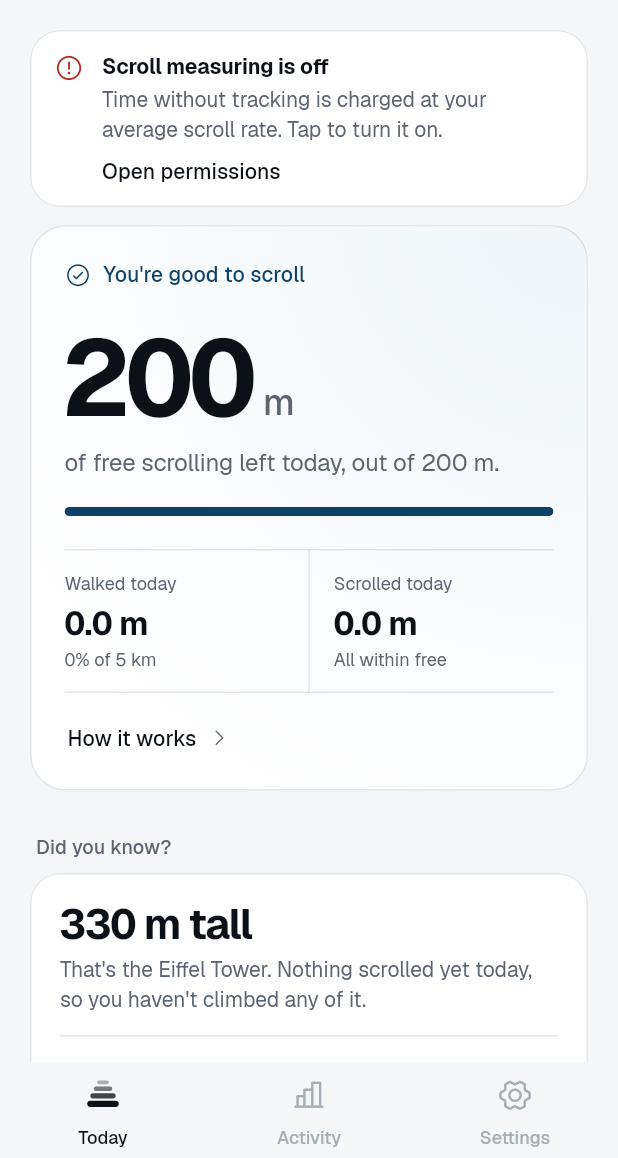
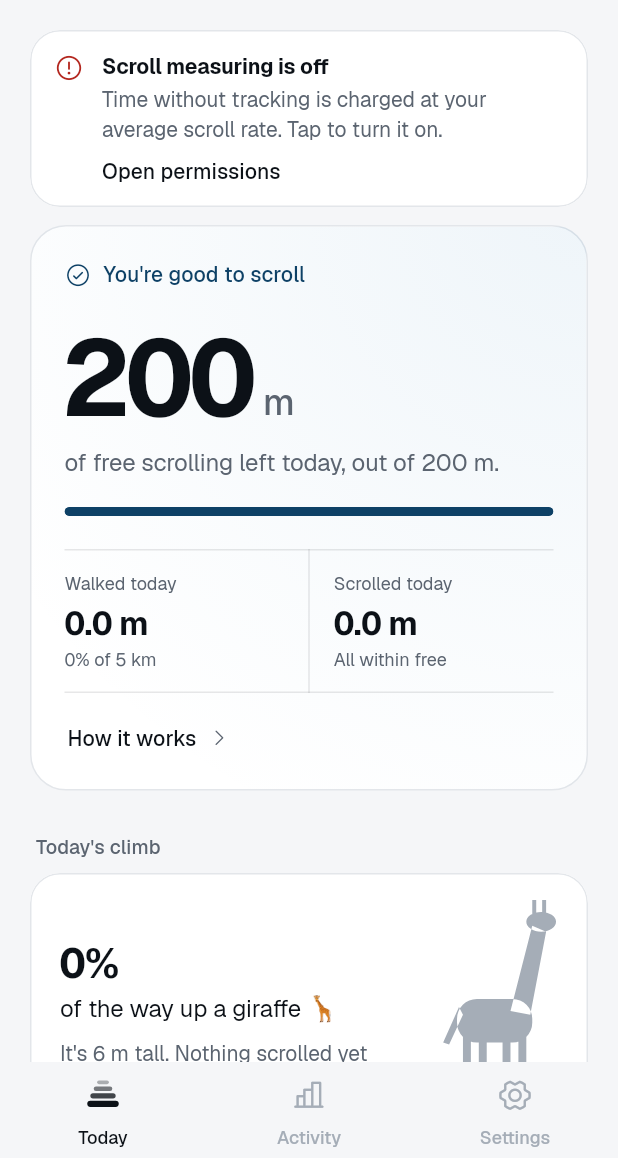
Before and after one commit to lebaaar/doomwalk, a Flutter app: the HomeScreen screen opened directly, on a phone screen of 412 x 824 dp, the part 78-1236 px from its top. Run offline on Flutter 3.47's test engine with Material 3 defaults, Android fonts, the phone set to English and light mode, and no system bars; our stand-ins replace flutter_riverpod, pedometer, permission_handler, share_plus, sqflite; missing offline and left inert: home_widget; accounts and stored records are empty; project files that could hold a hidden picture were left out.

Commit message:
Today's climb, smaller landmarks, and milestone pop-ups
- Landmark ladder from a giraffe (5.5 m) up through a bus, a blue whale,
  the Statue of Liberty, Eiffel, Burj, Triglav and Everest to space, so
  there is always a next landmark close by.
- Today shows the next landmark as a silhouette that fills as you scroll,
  with the ones already passed as chips underneath.
- A funny pop-up over the open app when today's scrolling passes a
  milestone (1 m, giraffe, bus, ... space). Each fires once a day; it can
  be switched off in Settings. The native banner now drops in from above.

Co-Authored-By: Claude Opus 5.5 <noreply@anthropic.com>
Claude-Session: https://claude.ai/code/session_0121XAmbkjL2kECfkfqcmLgm

```diff
--- a/lib/core/landmarks.dart
+++ b/lib/core/landmarks.dart
@@ -3,11 +3,30 @@ library;
 
 import 'dart:math' as math;
 
+/// The outline the Today screen draws for a landmark.
+enum LandmarkShape { giraffe, bus, whale, statue, tower, skyscraper, triglav, mountain, rocket }
+
 class Landmark {
-  const Landmark(this.name, this.plural, this.heightM);
+  const Landmark(
+    this.name,
+    this.plural,
+    this.heightM, {
+    required this.refer,
+    required this.emoji,
+    required this.shape,
+    this.upright = true,
+  });
   final String name;
   final String plural;
   final double heightM;
+
+  /// How a sentence names it: "a giraffe", "the Eiffel Tower".
+  final String refer;
+  final String emoji;
+  final LandmarkShape shape;
+
+  /// Measured top to bottom (a tower), or end to end when false (a bus).
+  final bool upright;
 
   String count(double metres, {int decimals = 1}) {
     final n = metres / heightM;
@@ -16,12 +35,31 @@ class Landmark {
   }
 }
 
-const eiffel = Landmark('Eiffel Tower', 'Eiffel Towers', 330);
-const burj = Landmark('Burj Khalifa', 'Burj Khalifas', 828);
-const everest = Landmark('Everest', 'Everests', 8849);
-const karman = Landmark('Kármán line', 'Kármán lines', 100000);
+const giraffe = Landmark('giraffe', 'giraffes', 5.5,
+    refer: 'a giraffe', emoji: '🦒', shape: LandmarkShape.giraffe);
+const bus = Landmark('double-decker bus', 'double-decker buses', 11.2,
+    refer: 'a double-decker bus', emoji: '🚌', shape: LandmarkShape.bus, upright: false);
+const whale = Landmark('blue whale', 'blue whales', 30,
+    refer: 'a blue whale', emoji: '🐋', shape: LandmarkShape.whale, upright: false);
+const liberty = Landmark('Statue of Liberty', 'Statues of Liberty', 93,
+    refer: 'the Statue of Liberty', emoji: '🗽', shape: LandmarkShape.statue);
+const eiffel = Landmark('Eiffel Tower', 'Eiffel Towers', 330,
+    refer: 'the Eiffel Tower', emoji: '🗼', shape: LandmarkShape.tower);
+const burj = Landmark('Burj Khalifa', 'Burj Khalifas', 828,
+    refer: 'the Burj Khalifa', emoji: '🏙️', shape: LandmarkShape.skyscraper);
+const triglav = Landmark('Triglav', 'Triglavs', 2864,
+    refer: 'Triglav', emoji: '⛰️', shape: LandmarkShape.triglav);
+const everest = Landmark('Everest', 'Everests', 8849,
+    refer: 'Everest', emoji: '🏔️', shape: LandmarkShape.mountain);
+const karman = Landmark('Kármán line', 'Kármán lines', 100000,
+    refer: 'the Kármán line', emoji: '🚀', shape: LandmarkShape.rocket);
 
+/// The big yardsticks, for counting ("2.3 Eiffel Towers").
 const landmarks = [eiffel, burj, everest, karman];
+
+/// Every landmark, smallest first: today's climb goes up these one by one, so
+/// there is always a next one close by.
+const climb = [giraffe, bus, whale, liberty, eiffel, burj, triglav, everest, karman];
 
 enum LandmarkTier { today, week, lifetime }
 
@@ -70,11 +108,42 @@ class LandmarkProgress {
   final List<Landmark> passed;
 }
 
-/// Progress toward the next landmark not yet reached; past the Kármán line it
-/// keeps counting Kármán lines.
-LandmarkProgress progressToward(double metres) {
-  final passed = landmarks.where((l) => metres >= l.heightM).toList();
-  final next = landmarks.firstWhere((l) => metres < l.heightM, orElse: () => karman);
+/// Progress toward the next landmark of [ladder] not yet reached; past the
+/// Kármán line it keeps counting Kármán lines.
+LandmarkProgress progressToward(double metres, {List<Landmark> ladder = landmarks}) {
+  final passed = ladder.where((l) => metres >= l.heightM).toList();
+  final next = ladder.firstWhere((l) => metres < l.heightM, orElse: () => ladder.last);
   final frac = metres < next.heightM ? metres / next.heightM : (metres / next.heightM) % 1;
   return LandmarkProgress(next, frac.clamp(0.0, 1.0), passed);
 }
+
+/// A pop-up over the open app the moment today's scrolling passes [metres].
+class Milestone {
+  const Milestone(this.metres, this.title, this.body);
+  final double metres;
+  final String title;
+  final String body;
+}
+
+final milestones = [
+  const Milestone(1, '1 metre scrolled', 'Your thumb has officially left the building.'),
+  Milestone(giraffe.heightM, 'Taller than a giraffe 🦒', '5.5 m already. Well above average, and not in a good way.'),
+  Milestone(bus.heightM, 'Longer than a double-decker bus 🚌', 'Mind the gap. And the time.'),
+  Milestone(whale.heightM, 'You scrolled a blue whale 🐋', 'The biggest animal that ever lived, nose to tail.'),
+  Milestone(liberty.heightM, 'Statue of Liberty climbed 🗽', 'Give me your tired, your poor, your doomscrolling.'),
+  Milestone(eiffel.heightM, 'You scaled the Eiffel Tower 🗼', 'Paris is proud. Your thumb is exhausted.'),
+  Milestone(burj.heightM, 'Burj Khalifa conquered 🏙️', 'The tallest building on Earth, and it isn\'t even dinner time.'),
+  Milestone(triglav.heightM, 'On top of Triglav ⛰️', 'Every Slovene should climb it once. Not like this.'),
+  Milestone(everest.heightM, 'Everest summit 🏔️', 'No oxygen, no sherpas, just reels.'),
+  Milestone(karman.heightM, 'You scrolled to space 🚀', '100 km. Your thumb is officially an astronaut.'),
+];
+
+/// The biggest milestone that scrolling from [before] to [after] metres
+/// passed, or null. Several at once (a big jump) show only the last.
+Milestone? milestoneCrossed(double before, double after) {
+  Milestone? hit;
+  for (final m in milestones) {
+    if (before < m.metres && after >= m.metres) hit = m;
+  }
+  return hit;
+}
--- a/lib/ui/home_screen.dart
+++ b/lib/ui/home_screen.dart
@@ -9,6 +9,7 @@ import '../core/units.dart';
 import '../services/controller.dart';
 import '../services/store.dart';
 import 'icons.dart';
+import 'landmark_art.dart';
 import 'logo.dart';
 import 'permissions_screen.dart';
 import 'providers.dart';
@@ -152,10 +153,10 @@ class _TodayTab extends StatelessWidget {
             padding: const EdgeInsets.symmetric(horizontal: Gaps.margin),
             child: _TodayCard(c: c, onOpenActivity: onOpenActivity),
           ),
-          const SectionTitle('Did you know?'),
+          const SectionTitle('Today\'s climb'),
           Padding(
             padding: const EdgeInsets.symmetric(horizontal: Gaps.margin),
-            child: _DidYouKnow(c: c),
+            child: _Climb(c: c),
           ),
           SectionTitle(
             'Most scrolled today',
@@ -902,9 +903,11 @@ class _AppRow extends StatelessWidget {
   }
 }
 
-/// Today's scrolling as a landmark, plus the all-time total, on Today.
-class _DidYouKnow extends StatelessWidget {
-  const _DidYouKnow({required this.c});
+/// Today's scrolling as a climb up the next landmark: its silhouette fills
+/// as you scroll, the ones already passed line up underneath. Plus the
+/// all-time total.
+class _Climb extends StatelessWidget {
+  const _Climb({required this.c});
   final ScrollDebtController c;
 
   @override
@@ -912,26 +915,40 @@ class _DidYouKnow extends StatelessWidget {
     final t = Theme.of(context).textTheme;
     final col = context.colors;
     final metres = c.state.scrolledTodayM;
-    final mark = LandmarkTier.today.yardstick;
+    final p = progressToward(metres, ladder: climb);
+    final next = p.next;
+    final pct = (p.fraction * 100).floor();
     final lifetime = c.lifetimeRawM;
+    final way = next.upright ? 'up' : 'along';
+    final size = next.upright ? 'tall' : 'long';
+    final beyond = metres >= next.heightM; // past the last landmark
     return _Panel(
       child: Column(crossAxisAlignment: CrossAxisAlignment.start, children: [
-        if (metres < 0.05) ...[
-          Text('${formatRound(mark.heightM)} tall', style: t.headlineMedium?.merge(numeric)),
-          const SizedBox(height: 4),
-          Text(
-            'That\'s the ${mark.name}. Nothing scrolled yet today, so you haven\'t climbed any of it.',
-            style: t.bodyMedium?.copyWith(color: col.muted),
+        Row(crossAxisAlignment: CrossAxisAlignment.end, children: [
+          Expanded(
+            child: Column(crossAxisAlignment: CrossAxisAlignment.start, children: [
+              Text('$pct%', style: t.headlineMedium?.merge(numeric)),
+              const SizedBox(height: 2),
+              Text('of the way $way ${next.refer}\u00A0${next.emoji}', style: t.bodyLarge),
+              const SizedBox(height: 8),
+              Text(
+                metres < 0.05
+                    ? 'It\'s ${formatRound(next.heightM)} $size. Nothing scrolled yet today, so you haven\'t started.'
+                    : beyond
+                        ? 'You\'ve scrolled ${next.count(metres)} today. Please go outside.'
+                        : '${formatMetres(next.heightM - metres)} to go. You\'ve scrolled ${formatMetres(metres)} today.',
+                style: t.bodyMedium?.merge(numeric).copyWith(color: col.muted),
+              ),
+            ]),
           ),
-        ] else ...[
-          Text(mark.count(metres), style: t.headlineMedium?.merge(numeric)),
-          const SizedBox(height: 4),
-          Text(
-            'You\'ve scrolled ${formatMetres(metres)} today. Stood on end, that\'s '
-            '${metres >= mark.heightM ? 'taller than' : '${(metres / mark.heightM * 100).round()}% of'} '
-            'the ${mark.name}.',
-            style: t.bodyMedium?.merge(numeric).copyWith(color: col.muted),
-          ),
+          const SizedBox(width: 16),
+          LandmarkArt(landmark: next, fraction: p.fraction, color: col.accent, track: col.faint),
+        ]),
+        if (p.passed.isNotEmpty) ...[
+          const SizedBox(height: 14),
+          Wrap(spacing: 6, runSpacing: 6, children: [
+            for (final l in p.passed) _Passed(l),
+          ]),
         ],
         const SizedBox(height: 14),
         const Divider(),
@@ -945,3 +962,26 @@ class _DidYouKnow extends StatelessWidget {
     );
   }
 }
+
+/// A landmark already passed today: "🦒 Giraffe ✓".
+class _Passed extends StatelessWidget {
+  const _Passed(this.l);
+  final Landmark l;
+
+  @override
+  Widget build(BuildContext context) {
+    final col = context.colors;
+    final name = l.name[0].toUpperCase() + l.name.substring(1);
+    return Container(
+      padding: const EdgeInsets.symmetric(horizontal: 10, vertical: 5),
+      decoration: BoxDecoration(
+        color: col.accentContainer,
+        borderRadius: BorderRadius.circular(99),
+      ),
+      child: Text(
+        '${l.emoji} $name',
+        style: Theme.of(context).textTheme.labelMedium?.copyWith(color: col.onAccentContainer),
+      ),
+    );
+  }
+}
--- a/lib/ui/icons.dart
+++ b/lib/ui/icons.dart
@@ -36,6 +36,7 @@ abstract final class Ph {
   static const sliders = IconData(0xe432, fontFamily: _f);
   static const ticket = IconData(0xe490, fontFamily: _f);
   static const arrowCounterClockwise = IconData(0xe038, fontFamily: _f);
+  static const confetti = IconData(0xe81a, fontFamily: _f);
 }
 
 /// Phosphor Fill, same code points, for selected states.
--- /dev/null
+++ b/lib/ui/landmark_art.dart
@@ -0,0 +1,189 @@
+import 'package:flutter/material.dart';
+
+import '../core/landmarks.dart';
+
+/// A landmark's silhouette, filled in [color] up to [fraction] of its height
+/// (or length, for landmarks measured end to end) over a [track] silhouette.
+/// The fill animates to each new fraction; a new landmark starts from empty.
+class LandmarkArt extends StatelessWidget {
+  const LandmarkArt({
+    super.key,
+    required this.landmark,
+    required this.fraction,
+    required this.color,
+    required this.track,
+    this.height = 132,
+  });
+
+  final Landmark landmark;
+  final double fraction;
+  final Color color;
+  final Color track;
+  final double height;
+
+  @override
+  Widget build(BuildContext context) {
+    final shape = _shapes[landmark.shape]!;
+    return Semantics(
+      label: '${(fraction * 100).round()}% of ${landmark.refer}',
+      child: TweenAnimationBuilder<double>(
+        key: ValueKey(landmark.name),
+        tween: Tween(begin: 0, end: fraction.clamp(0.0, 1.0)),
+        duration: const Duration(milliseconds: 1100),
+        curve: Curves.easeOutCubic,
+        builder: (_, f, _) => SizedBox(
+          height: height,
+          width: height * shape.size.width / shape.size.height,
+          child: CustomPaint(
+            painter: _ArtPainter(shape, f, upright: landmark.upright, color: color, track: track),
+          ),
+        ),
+      ),
+    );
+  }
+}
+
+class _ArtPainter extends CustomPainter {
+  _ArtPainter(this.shape, this.fraction, {required this.upright, required this.color, required this.track});
+
+  final _Shape shape;
+  final double fraction;
+  final bool upright;
+  final Color color;
+  final Color track;
+
+  @override
+  void paint(Canvas canvas, Size size) {
+    final s = size.width / shape.size.width;
+    canvas.scale(s);
+    final path = shape.path;
+    final w = shape.size.width;
+    final h = shape.size.height;
+    canvas.drawPath(path, Paint()..color = track);
+    if (fraction <= 0) return;
+    canvas.save();
+    canvas.clipRect(upright ? Rect.fromLTRB(0, h * (1 - fraction), w, h) : Rect.fromLTRB(0, 0, w * fraction, h));
+    canvas.drawPath(path, Paint()..color = color);
+    canvas.restore();
+    // "You are here": a short tick at the fill's edge.
+    if (fraction >= 1) return;
+    final tick = Paint()
+      ..color = color
+      ..strokeWidth = 1.2 / s * 2
+      ..strokeCap = StrokeCap.round;
+    if (upright) {
+      final y = h * (1 - fraction);
+      canvas.drawLine(Offset(-4, y), Offset(w + 4, y), tick);
+    } else {
+      final x = w * fraction;
+      canvas.drawLine(Offset(x, -4), Offset(x, h + 4), tick);
+    }
+  }
+
+  @override
+  bool shouldRepaint(_ArtPainter old) =>
+      old.fraction != fraction || old.shape != shape || old.color != color || old.track != track;
+}
+
+/// A silhouette drawn in its own [size] box, origin top left.
+class _Shape {
+  _Shape(this.size, Path Function() build) : path = build();
+  final Size size;
+  final Path path;
+}
+
+Path _poly(List<double> xy) {
+  final p = Path()..moveTo(xy[0], xy[1]);
+  for (var i = 2; i < xy.length; i += 2) {
+    p.lineTo(xy[i], xy[i + 1]);
+  }
+  return p..close();
+}
+
+final Map<LandmarkShape, _Shape> _shapes = {
+  LandmarkShape.giraffe: _Shape(const Size(60, 100), () => Path()
+    ..addRect(const Rect.fromLTWH(12, 68, 4, 32))
+    ..addRect(const Rect.fromLTWH(20, 68, 4, 32))
+    ..addRect(const Rect.fromLTWH(32, 68, 4, 32))
+    ..addRect(const Rect.fromLTWH(40, 66, 4, 34))
+    ..addRRect(RRect.fromRectAndRadius(const Rect.fromLTWH(9, 50, 38, 22), const Radius.circular(10)))
+    ..addPath(_poly([36, 56, 46, 58, 54, 16, 47, 13]), Offset.zero)
+    ..addOval(const Rect.fromLTWH(44, 6, 15, 10))
+    ..addRect(const Rect.fromLTWH(47, 0, 2, 8))
+    ..addRect(const Rect.fromLTWH(52, 0, 2, 8))
+    ..addPath(_poly([10, 54, 2, 72, 5, 73, 12, 58]), Offset.zero)),
+  LandmarkShape.bus: _Shape(const Size(100, 62), () {
+    final p = Path()
+      ..fillType = PathFillType.evenOdd
+      ..addRRect(RRect.fromRectAndRadius(const Rect.fromLTWH(0, 0, 100, 52), const Radius.circular(6)));
+    // Windows, upstairs and down.
+    for (var x = 6.0; x < 90; x += 15) {
+      p.addRRect(RRect.fromRectAndRadius(Rect.fromLTWH(x, 6, 11, 12), const Radius.circular(2)));
+    }
+    for (var x = 21.0; x < 90; x += 15) {
+      p.addRRect(RRect.fromRectAndRadius(Rect.fromLTWH(x, 26, 11, 12), const Radius.circular(2)));
+    }
+    p.addRect(const Rect.fromLTWH(5, 25, 11, 27)); // door
+    return Path()
+      ..addPath(p, Offset.zero)
+      ..addOval(Rect.fromCircle(center: const Offset(24, 53), radius: 9))
+      ..addOval(Rect.fromCircle(center: const Offset(78, 53), radius: 9));
+  }),
+  LandmarkShape.whale: _Shape(const Size(100, 44), () => Path()
+    ..moveTo(2, 24)
+    ..cubicTo(2, 8, 30, 4, 58, 10)
+    ..cubicTo(70, 13, 78, 18, 86, 20)
+    ..lineTo(98, 8)
+    ..lineTo(94, 22)
+    ..lineTo(99, 36)
+    ..lineTo(85, 26)
+    ..cubicTo(72, 34, 50, 40, 26, 38)
+    ..cubicTo(12, 37, 2, 32, 2, 24)
+    ..close()
+    ..addPath(_poly([40, 36, 48, 44, 52, 37]), Offset.zero)),
+  LandmarkShape.statue: _Shape(const Size(40, 100), () => Path()
+    ..addPath(_poly([6, 100, 34, 100, 32, 70, 8, 70]), Offset.zero)
+    ..addRect(const Rect.fromLTWH(4, 66, 32, 5))
+    ..addPath(_poly([11, 67, 29, 67, 25, 32, 15, 32]), Offset.zero)
+    ..addOval(const Rect.fromLTWH(14, 21, 11, 12))
+    ..addPath(_poly([12, 24, 19.5, 15, 27, 24]), Offset.zero)
+    ..addPath(_poly([24, 36, 28, 36, 31, 10, 28, 9]), Offset.zero)
+    ..addPath(_poly([27, 10, 32, 10, 33, 4, 30, 0, 27, 4]), Offset.zero)
+    ..addRect(const Rect.fromLTWH(8, 40, 6, 3))),
+  LandmarkShape.tower: _Shape(const Size(60, 100), () => Path()
+    ..moveTo(3, 100)
+    ..quadraticBezierTo(17, 72, 25, 40)
+    ..lineTo(28, 10)
+    ..lineTo(30, 0)
+    ..lineTo(32, 10)
+    ..lineTo(35, 40)
+    ..quadraticBezierTo(43, 72, 57, 100)
+    ..lineTo(45, 100)
+    ..quadraticBezierTo(30, 72, 15, 100)
+    ..close()
+    ..addRect(const Rect.fromLTWH(12, 68, 36, 4))
+    ..addRect(const Rect.fromLTWH(21, 40, 18, 3))
+    ..addRect(const Rect.fromLTWH(26, 18, 8, 2))),
+  LandmarkShape.skyscraper: _Shape(const Size(40, 100), () => Path()
+    ..addRect(const Rect.fromLTWH(6, 72, 28, 28))
+    ..addRect(const Rect.fromLTWH(10, 48, 21, 25))
+    ..addRect(const Rect.fromLTWH(13, 28, 14, 21))
+    ..addRect(const Rect.fromLTWH(16, 14, 8, 15))
+    ..addPath(_poly([18, 15, 22, 15, 20.4, 0, 19.6, 0]), Offset.zero)),
+  LandmarkShape.triglav: _Shape(const Size(100, 60), () => _poly([
+        0, 60, 18, 36, 26, 40, 36, 22, 42, 26, 52, 2, 58, 12, 63, 9, 70, 20, //
+        78, 18, 86, 34, 100, 60,
+      ])),
+  LandmarkShape.mountain: _Shape(const Size(100, 62), () => _poly([
+        0, 62, 20, 32, 30, 38, 44, 16, 50, 20, 58, 0, 66, 14, 72, 10, 82, 28, 100, 62,
+      ])),
+  LandmarkShape.rocket: _Shape(const Size(40, 100), () => Path()
+    ..moveTo(20, 0)
+    ..cubicTo(31, 12, 32, 40, 29, 72)
+    ..lineTo(11, 72)
+    ..cubicTo(8, 40, 9, 12, 20, 0)
+    ..close()
+    ..addPath(_poly([11, 50, 2, 80, 11, 73]), Offset.zero)
+    ..addPath(_poly([29, 50, 38, 80, 29, 73]), Offset.zero)
+    ..addPath(_poly([14, 74, 26, 74, 20, 96]), Offset.zero)),
+};
```
Also changed, not shown: lib/services/controller.dart (+25 -0 lines), lib/ui/settings_screen.dart (+7 -0 lines), 11 other files.
